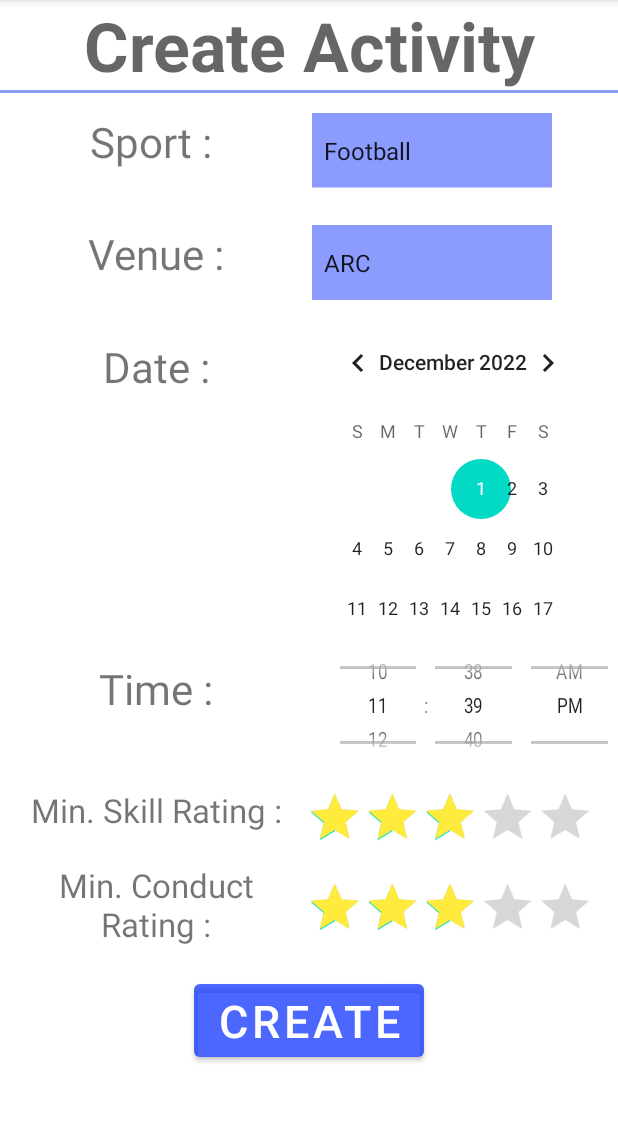
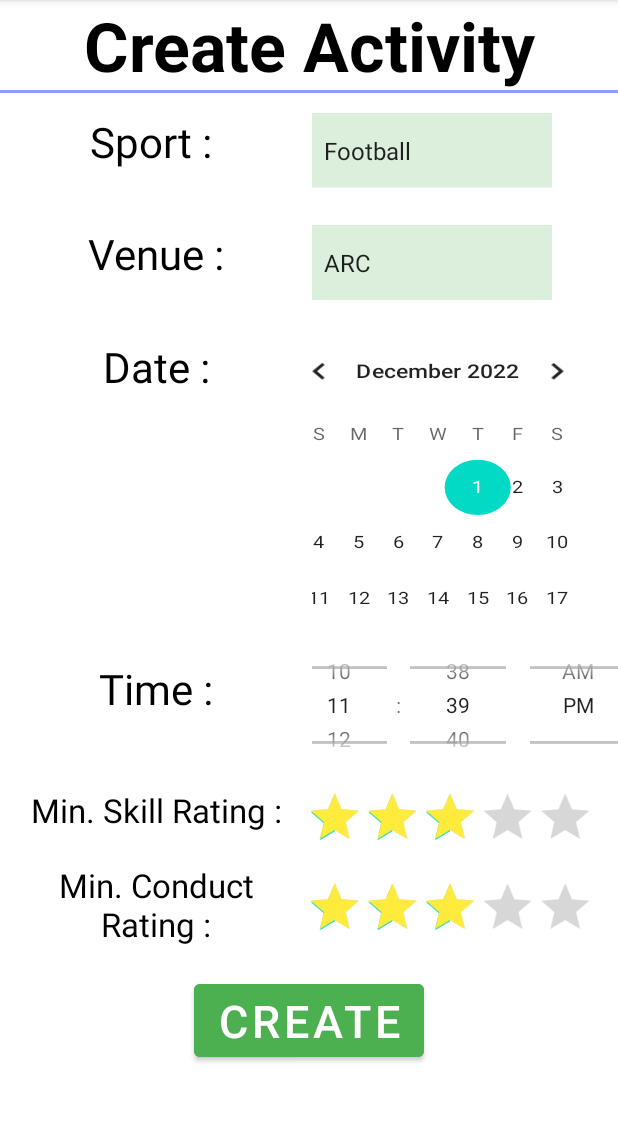
Before and after one commit to yekbote-pavan/pepper-games, an Android app: the CreateEventActivity screen opened directly, with no data from a screen before it, on a phone screen of 412 x 824 dp, the part 84-1206 px from its top. Run offline under Robolectric (Android 15) with nearby library versions, the phone set to English and light mode, and no system bars.

Commit message:
feat: Added Theme

```diff
--- a/app/src/main/java/com/example/peppergames/Database.java
+++ b/app/src/main/java/com/example/peppergames/Database.java
@@ -35,7 +35,7 @@ public class Database {
                 45, 37, "Football", "03/05/2011");
         User Nora = new User("Nora", 2, 5, "hiii",
                 5, 0, "Football", "22/01/2202");
-        User Smith = new User("Smith", 4, 3, "In football, everything is complicated by the presence of the opposite team.",
+        User Smith = new User("Smit", 4, 3, "In football, everything is complicated by the presence of the opposite team.",
                 52, 9, "Football", "22/01/2202");
 
         homePositions.put(PositionEnum.GK, Avram);
--- a/app/src/main/res/layout/activity_create_event.xml
+++ b/app/src/main/res/layout/activity_create_event.xml
@@ -1,10 +1,10 @@
 <?xml version="1.0" encoding="utf-8"?>
-<FrameLayout
-    xmlns:android="http://schemas.android.com/apk/res/android"
+<FrameLayout xmlns:android="http://schemas.android.com/apk/res/android"
     xmlns:app="http://schemas.android.com/apk/res-auto"
     xmlns:tools="http://schemas.android.com/tools"
     android:layout_width="match_parent"
     android:layout_height="match_parent"
+    android:background="#00FDFDFD"
     android:orientation="vertical"
     tools:ignore="HardcodedText">
 
@@ -15,50 +15,54 @@
         android:text="Create Activity"
         android:textAlignment="center"
         android:textAppearance="@style/TextAppearance.AppCompat.Display2"
+        android:textColor="#000000"
         android:textStyle="bold" />
 
     <View
         android:layout_width="match_parent"
         android:layout_height="2dp"
         android:background="#750328fc"
-        android:translationY="60dp"/>
+        android:translationY="60dp" />
 
     <TextView
         android:layout_width="208dp"
         android:layout_height="72dp"
-        android:translationY="75dp"
         android:text="Sport : "
+        android:textColor="#000000"
+        android:textAlignment="center"
         android:textSize="28sp"
-        android:textAlignment="center" />
+        android:translationY="75dp" />
 
     <TextView
         android:layout_width="208dp"
         android:layout_height="72dp"
-        android:translationY="150dp"
+        android:textColor="#000000"
         android:text="Venue :"
+        android:textAlignment="center"
         android:textSize="28sp"
-        android:textAlignment="center"/>
+        android:translationY="150dp" />
 
     <RelativeLayout
         android:layout_width="match_parent"
         android:layout_height="match_parent">
+
         <Spinner
             android:id="@+id/sport_spinner"
             android:layout_width="160dp"
             android:layout_height="50dp"
-            android:translationY="75dp"
+            android:background="#334CAF50"
+            android:spinnerMode="dropdown"
             android:translationX="208dp"
-            android:background="#750328fc"
-            android:spinnerMode="dropdown"/>
+            android:translationY="75dp" />
 
         <Spinner
             android:id="@+id/venue_spinner"
             android:layout_width="160dp"
             android:layout_height="50dp"
-            android:translationY="150dp"
+            android:background="#334CAF50"
+            android:spinnerMode="dropdown"
             android:translationX="208dp"
-            android:background="#750328fc"
-            android:spinnerMode="dropdown"/>
+            android:translationY="150dp" />
 
         <RelativeLayout
             android:layout_width="match_parent"
@@ -69,44 +73,67 @@
                 android:id="@+id/skills_rating_bar"
                 android:layout_width="wrap_content"
                 android:layout_height="wrap_content"
+                android:progressTint="#FFEB3B"
                 android:rating="3"
-                android:progressTint="#FFEB3B"
                 android:scaleX="0.8"
                 android:scaleY="0.8"
                 android:translationX="180dp"
                 android:translationY="520dp" />
+
+            <RelativeLayout
+                android:layout_width="match_parent"
+                android:layout_height="match_parent">
+
+                <RatingBar
+                    android:id="@+id/conduct_rating_bar"
+                    android:layout_width="wrap_content"
+                    android:layout_height="wrap_content"
+                    android:progressTint="#FFEB3B"
+                    android:rating="3"
+                    android:scaleX="0.8"
+                    android:scaleY="0.8"
+                    android:translationX="180dp"
+                    android:translationY="580dp" />
+            </RelativeLayout>
         </RelativeLayout>
     </RelativeLayout>
 
     <TextView
         android:layout_width="208dp"
         android:layout_height="72dp"
-        android:translationY="225dp"
         android:text="Date :"
+        android:textColor="#000000"
+        android:textAlignment="center"
         android:textSize="28sp"
-        android:textAlignment="center"/>
+        android:translationY="225dp" />
+
     <RelativeLayout
         android:layout_width="188dp"
         android:layout_height="208dp"
+        android:translationX="208dp"
         android:translationY="208dp"
-        android:translationX="208dp"
         tools:context=".MainActivity">
 
         <!--                 Add CalendarView to display the Calendar -->
         <CalendarView
             android:id="@+id/date_selector"
             android:layout_width="wrap_content"
-            android:layout_height="wrap_content">
-        </CalendarView>
+            android:layout_marginStart="-20dp"
+            android:scaleX="1.05"
+            android:scaleY="0.96"
+            android:layout_height="wrap_content"></CalendarView>
 
     </RelativeLayout>
+
     <TextView
         android:layout_width="208dp"
         android:layout_height="72dp"
-        android:translationY="440dp"
         android:text="Time :"
+        android:textColor="#000000"
+        android:textAlignment="center"
         android:textSize="28sp"
-        android:textAlignment="center"/>
+        android:translationY="440dp" />
+
     <RelativeLayout
         android:id="@+id/idRLContainer"
         android:layout_width="match_parent"
@@ -115,57 +142,43 @@
         android:translationX="208dp"
         android:translationY="420dp"
         tools:context=".MainActivity2">
+
         <TimePicker
+            android:id="@+id/time_picker"
             android:layout_width="wrap_content"
             android:layout_height="wrap_content"
-            android:timePickerMode="spinner"
-            android:layout_marginLeft="-20dp"
-            android:scaleX="0.8"
-            android:id="@+id/time_picker"/>
+            android:layout_marginLeft="-30dp"
+            android:scaleX="1"
+            android:timePickerMode="spinner" />
     </RelativeLayout>
 
     <TextView
         android:layout_width="208dp"
         android:layout_height="75dp"
-        android:translationY="525dp"
         android:text="Min. Skill Rating :"
+        android:textAlignment="center"
+        android:textColor="#000000"
         android:textSize="22sp"
-        android:textAlignment="center"/>
-
-    <RelativeLayout
-        android:layout_width="match_parent"
-        android:layout_height="match_parent">
-
-        <RatingBar
-            android:id="@+id/conduct_rating_bar"
-            android:layout_width="wrap_content"
-            android:layout_height="wrap_content"
-            android:progressTint="#FFEB3B"
-            android:rating="3"
-            android:scaleX="0.8"
-            android:scaleY="0.8"
-            android:translationX="180dp"
-            android:translationY="580dp" />
-    </RelativeLayout>
+        android:translationY="525dp" />
 
     <TextView
         android:layout_width="208dp"
         android:layout_height="75dp"
-        android:translationY="575dp"
+        android:textColor="#000000"
+        android:text="Min. Conduct Rating :"
         android:textAlignment="center"
-        android:text="Min. Conduct Rating :"
-        android:textSize="22sp"/>
+        android:textSize="22sp"
+        android:translationY="575dp" />
 
 
     <Button
         android:id="@+id/create_event_button"
         android:layout_width="wrap_content"
         android:layout_height="wrap_content"
-        android:translationY="650dp"
+        android:layout_gravity="center_horizontal"
 
-        android:layout_gravity="center_horizontal"
+        android:backgroundTint="#4CAF50"
         android:text="Create"
         android:textSize="30sp"
-        android:backgroundTint="#750328fc"
-        />
+        android:translationY="650dp" />
 </FrameLayout>
--- a/app/src/main/res/layout/leave_confirm_popup.xml
+++ b/app/src/main/res/layout/leave_confirm_popup.xml
@@ -34,6 +34,7 @@
                 android:id="@+id/leave_confirm_popup_yes"
                 android:layout_width="wrap_content"
                 android:layout_height="wrap_content"
+                android:backgroundTint="#4CAF50"
                 android:text="Confirm"
                 android:textAllCaps="true"
                 android:textSize="20sp"
@@ -45,6 +46,7 @@
                 android:layout_height="wrap_content"
                 android:layout_marginStart="42dp"
                 android:layout_toEndOf="@+id/leave_confirm_popup_yes"
+                android:backgroundTint="#4CAF50"
                 android:text="Cancel"
                 android:textSize="20sp"
                 android:textStyle="bold" />
--- a/app/src/main/res/layout/position_pick_confirm_popup.xml
+++ b/app/src/main/res/layout/position_pick_confirm_popup.xml
@@ -62,6 +62,7 @@
                 android:id="@+id/confirm_popup_yes"
                 android:layout_width="wrap_content"
                 android:layout_height="wrap_content"
+                android:backgroundTint="#4CAF50"
                 android:text="Yes!"
                 android:textAllCaps="true"
                 android:textSize="25dp"
@@ -73,6 +74,7 @@
                 android:layout_height="wrap_content"
                 android:layout_marginLeft="40dp"
                 android:layout_toEndOf="@+id/confirm_popup_yes"
+                android:backgroundTint="#4CAF50"
                 android:text="Cancel"
                 android:textSize="25dp"
                 android:textStyle="bold" />
--- a/app/src/main/res/layout/position_taken_player_info.xml
+++ b/app/src/main/res/layout/position_taken_player_info.xml
@@ -123,6 +123,7 @@
             android:layout_below="@+id/position_info"
             android:layout_centerHorizontal="true"
             android:layout_marginTop="25dp"
+            android:backgroundTint="#4CAF50"
             android:text="Back"
             android:textSize="25dp"
             android:textStyle="bold" />
```
Also changed, not shown: app/src/main/res/layout/activity_all_events.xml (+26 -20 lines), app/src/main/res/layout/activity_game_overview.xml (+38 -21 lines), app/src/main/res/layout/activity_my_events.xml (+20 -15 lines), app/src/main/res/layout/activity_pick_position.xml (+6 -9 lines), app/src/main/res/layout/activity_rating_pop_up.xml (+10 -10 lines), app/src/main/res/layout/event_card.xml (+34 -28 lines), app/src/main/res/layout/game_overview_li.xml (+11 -9 lines), app/src/main/res/layout/my_event_card.xml (+35 -28 lines), app/src/main/res/layout/profile.xml (+14 -13 lines), app/src/main/res/layout/rating_card.xml (+5 -4 lines).
